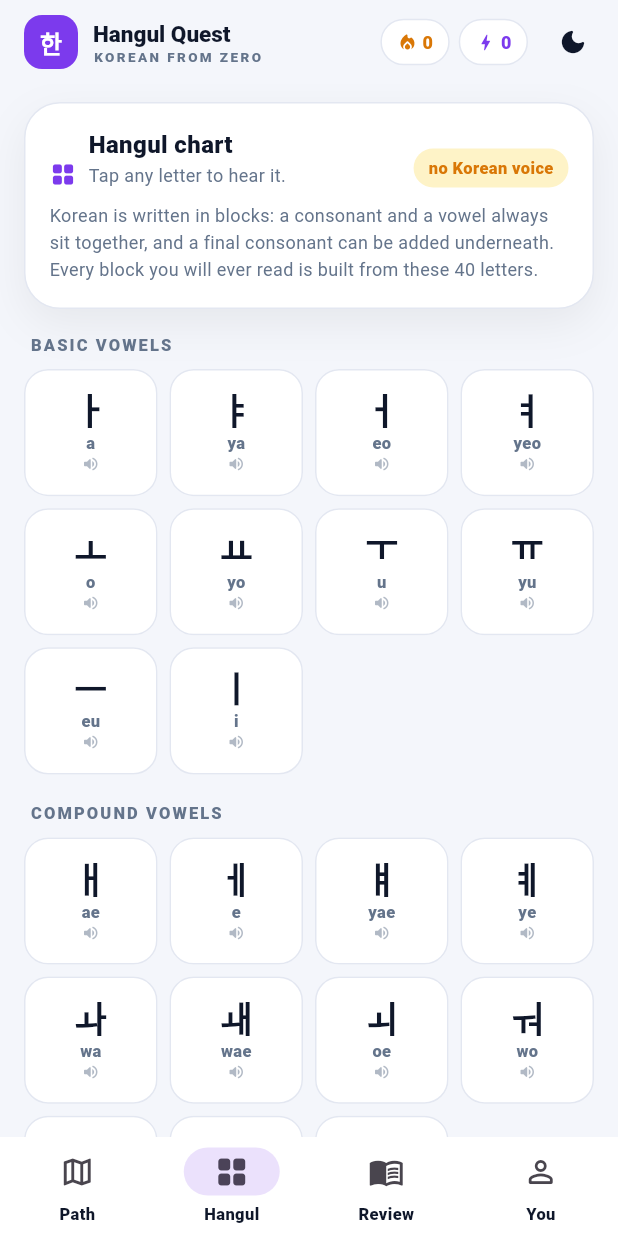
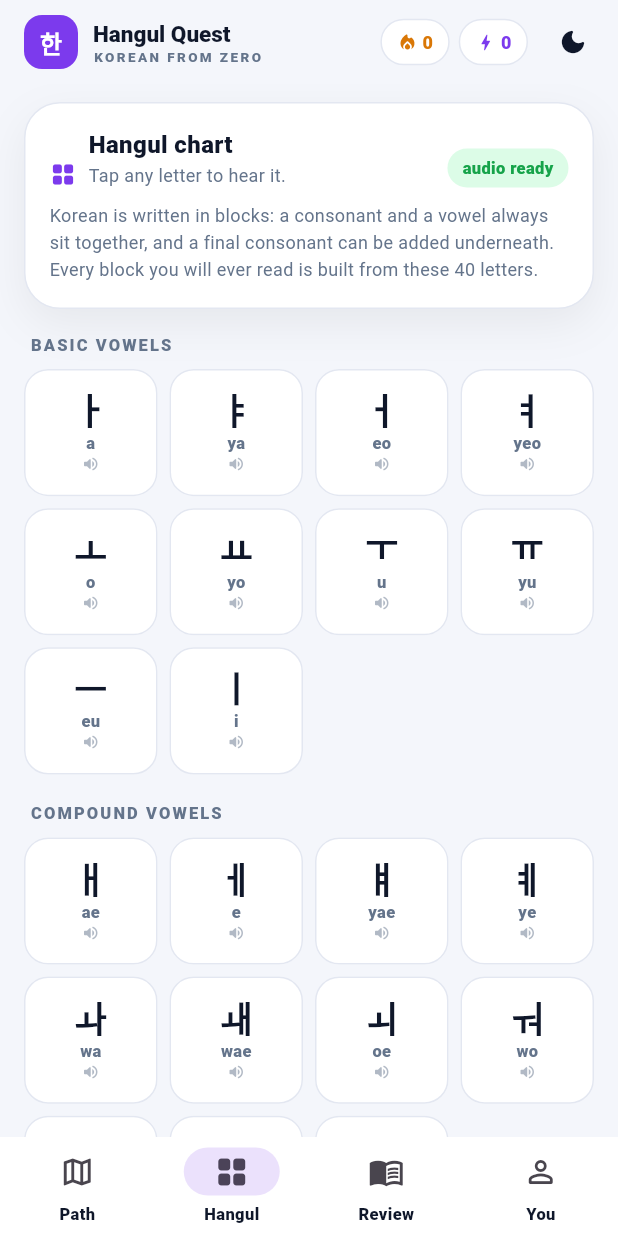
Before and after one commit to seyedmohammadsinahosseini/hangul-quest, a Flutter app: the screen it shows after launch, item 2 of the bottom bar chosen, on a phone screen of 412 x 824 dp. Run offline on Flutter 3.47's test engine with Material 3 defaults, Android fonts, the phone set to English and light mode, and no system bars; our stand-ins replace flutter_tts, shared_preferences.

Commit message:
fix(mobile): make the Korean audio buttons actually speak
The speech service trusted getLanguages, never set an iOS audio-session
category (so the ring/silent switch muted it), stacked utterances on Android
and swallowed every error — a failed tap produced no sound and no feedback.

- verify the voice with isLanguageAvailable and fall back to any ko* voice
- use the iOS .playback category with duckOthers/mixWithOthers
- replace the Android queue instead of stacking utterances
- bound every channel call with a timeout so a hung engine cannot stall the UI
- expose TtsStatus/lastError and show install instructions on a failed tap
- verify the Android TTS_SERVICE manifest patch in setup.sh / setup.bat
- pin flutter_tts 4.2.5, commit pubspec.lock and drop it from .gitignore

```diff
--- a/mobile/lib/screens/alphabet_screen.dart
+++ b/mobile/lib/screens/alphabet_screen.dart
@@ -25,7 +25,15 @@ class _AlphabetScreenState extends State<AlphabetScreen> {
             crossAxisAlignment: CrossAxisAlignment.start,
             children: [
               SectionTitle('Hangul chart', sub: 'Tap any letter to hear it.', icon: Icons.grid_view_rounded,
-                  trailing: Tts.available ? const Pill('audio ready', tone: PillTone.good) : const Pill('no Korean voice', tone: PillTone.warn)),
+                  trailing: ValueListenableBuilder<TtsStatus>(
+                      valueListenable: Tts.status,
+                      builder: (context, status, _) => switch (status) {
+                        TtsStatus.ready => const Pill('audio ready', tone: PillTone.good),
+                        TtsStatus.pending => const Pill('checking audio…'),
+                        TtsStatus.missingVoice => const Pill('tap a letter to read it', tone: PillTone.warn),
+                        TtsStatus.unavailable => const Pill('audio unavailable', tone: PillTone.bad),
+                      }),
+                  ),
               Text(
                 'Korean is written in blocks: a consonant and a vowel always sit together, and a final consonant can be added underneath. Every block you will ever read is built from these 40 letters.',
                 style: TextStyle(fontSize: 12, height: 1.5, color: context.hq.muted),
@@ -53,7 +61,7 @@ class _AlphabetScreenState extends State<AlphabetScreen> {
                   active: _active == item,
                   onTap: () {
                     setState(() => _active = item);
-                    Tts.speak(item.split(' ').first);
+                    speakWithFeedback(context, item.split(' ').first);
                   },
                 ),
             ],
@@ -111,7 +119,12 @@ class _LetterTile extends StatelessWidget {
       child: InkWell(
         borderRadius: BorderRadius.circular(16),
         onTap: onTap,
+        child: Padding(
+          padding: const EdgeInsets.all(6),
+          child: FittedBox(
+            fit: BoxFit.scaleDown,
             child: Column(
+              mainAxisSize: MainAxisSize.min,
               mainAxisAlignment: MainAxisAlignment.center,
               children: [
                 Text(parts[0], style: const TextStyle(fontSize: 24, fontWeight: FontWeight.w800, height: 1)),
@@ -121,6 +134,8 @@ class _LetterTile extends StatelessWidget {
               ],
             ),
           ),
+        ),
+      ),
     );
   }
 }
--- a/mobile/lib/screens/review_screen.dart
+++ b/mobile/lib/screens/review_screen.dart
@@ -1,7 +1,6 @@
 import 'package:flutter/material.dart';
 
 import '../main.dart';
-import '../services/tts.dart';
 import '../state/app_state.dart';
 import '../theme.dart';
 import '../widgets/ui.dart';
@@ -175,7 +174,7 @@ class _ReviewScreenState extends State<ReviewScreen> {
                 borderRadius: BorderRadius.circular(16),
                 onTap: () {
                   setState(() => _revealed = true);
-                  Tts.speak(card.card.ko);
+                  speakWithFeedback(context, card.card.ko);
                 },
                 child: Container(
                   width: double.infinity,
--- a/mobile/lib/services/tts.dart
+++ b/mobile/lib/services/tts.dart
@@ -1,49 +1,195 @@
+import 'package:flutter/foundation.dart';
 import 'package:flutter_tts/flutter_tts.dart';
 
-/// Korean text-to-speech. Fails silently if the device has no ko-KR voice.
+/// How usable the device's speech engine currently is.
+enum TtsStatus {
+  /// [Tts.init] has not finished yet.
+  pending,
+
+  /// A Korean voice was found and the engine accepted it — audio should work.
+  ready,
+
+  /// The engine works, but it has no Korean voice installed. Korean text is
+  /// still sent to the engine (multi-lingual voices do speak it) and the UI
+  /// shows the written word as a fallback.
+  missingVoice,
+
+  /// The platform refused to start a speech engine at all.
+  unavailable,
+}
+
+/// Korean text-to-speech.
+///
+/// Several things used to make this silently produce no sound on real devices:
+///
+/// 1. On Android 11+ the app cannot even see the TTS service without a
+///    `<queries><intent><action android:name="android.intent.action.TTS_SERVICE"/>`
+///    block in `AndroidManifest.xml` (see `setup.sh` / `setup.bat`).
+/// 2. On iOS the default audio-session category is silenced by the ring/silent
+///    switch, so speech needs an explicit `playback` category.
+/// 3. A voice listed by `getLanguages` is not necessarily *installed*: calling
+///    `setLanguage` with an unavailable locale makes `speak` a no-op, so the
+///    word is verified with `isLanguageAvailable` and a `ko*` voice is used as
+///    a fallback.
+/// 4. Constructing the plugin (or any channel call) can hang or throw. Every
+///    step below is wrapped with a timeout, so the UI can always fall back to
+///    showing the word instead of sitting on "checking audio…".
+///
+/// Failures are recorded in [lastError] and published through [status] so the
+/// UI can explain what happened rather than staying silent.
 class Tts {
   Tts._();
-  static final FlutterTts _tts = FlutterTts();
-  // Share the in-flight initialization as well as the completed result. A bool
-  // set before the first await let a quick tap call speak() before ko-KR had
-  // actually been selected, which could result in silence on a cold start.
-  static Future<void>? _initialization;
-  static bool available = false;
 
-  static Future<void> init() => _initialization ??= _configure();
+  static FlutterTts? _engine;
+  static Future<void>? _initFuture;
+
+  static final ValueNotifier<TtsStatus> status = ValueNotifier<TtsStatus>(TtsStatus.pending);
+
+  /// True while an utterance is actually being spoken (drives button feedback).
+  static final ValueNotifier<bool> speaking = ValueNotifier<bool>(false);
+
+  /// Most recent platform error, if any. Handy in bug reports.
+  static String? lastError;
+
+  /// The Korean locale the engine accepted, re-applied before each utterance.
+  static String? _selectedLocale;
+
+  /// Whether speech is expected to be audible right now.
+  static bool get available => status.value == TtsStatus.ready;
+
+  /// Idempotent: concurrent callers share a single handshake.
+  static Future<void> init() => _initFuture ??= _configure();
 
   static Future<void> _configure() async {
     try {
-      final langs = await _tts.getLanguages;
-      if (langs is List) {
-        available = langs.any((l) => l.toString().toLowerCase().startsWith('ko'));
-      }
-      await _tts.setLanguage('ko-KR');
-      await _tts.setSpeechRate(0.45);
-      await _tts.setPitch(1.0);
-      await _tts.awaitSpeakCompletion(false);
-    } catch (_) {
-      available = false;
+      await _configureEngine().timeout(
+        const Duration(seconds: 5),
+        onTimeout: () {
+          lastError ??= 'TTS handshake timed out';
+          if (status.value == TtsStatus.pending) status.value = TtsStatus.missingVoice;
+        },
+      );
+    } catch (error) {
+      lastError = '$error';
+      status.value = TtsStatus.unavailable;
     }
   }
 
-  static Future<void> speak(String text, {double rate = 0.45}) async {
-    if (text.trim().isEmpty) return;
+  static Future<void> _configureEngine() async {
+    FlutterTts engine;
     try {
-      // Wait for the same setup started during app launch, rather than racing it.
-      await init();
-      await _tts.stop();
-      // Reassert the language immediately before each utterance: some Android
-      // engines reset their voice after stop() or when the app resumes.
-      await _tts.setLanguage('ko-KR');
-      await _tts.setSpeechRate(rate);
-      await _tts.speak(text);
-    } catch (_) {}
+      engine = _engine ??= FlutterTts();
+    } catch (error) {
+      // No messenger / no plugin: nothing can ever be spoken on this platform.
+      lastError = '$error';
+      status.value = TtsStatus.unavailable;
+      return;
+    }
+
+    engine.setStartHandler(() => speaking.value = true);
+    engine.setCompletionHandler(() => speaking.value = false);
+    engine.setCancelHandler(() => speaking.value = false);
+    engine.setErrorHandler((message) {
+      lastError = '$message';
+      speaking.value = false;
+    });
+
+    // Report the engine's own result code instead of awaiting a whole
+    // utterance: a stuck engine would otherwise block the caller forever.
+    await _call((e) => e.awaitSpeakCompletion(false));
+
+    // --- iOS / macOS: keep audio audible with the silent switch on ---------
+    if (defaultTargetPlatform == TargetPlatform.iOS || defaultTargetPlatform == TargetPlatform.macOS) {
+      await _call((e) => e.setSharedInstance(true));
+      await _call((e) => e.setIosAudioCategory(
+            IosTextToSpeechAudioCategory.playback,
+            <IosTextToSpeechAudioCategoryOptions>[
+              IosTextToSpeechAudioCategoryOptions.duckOthers,
+              IosTextToSpeechAudioCategoryOptions.mixWithOthers,
+            ],
+            IosTextToSpeechAudioMode.voicePrompt,
+          ));
+    }
+
+    // --- Android: replace the queue instead of stacking utterances --------
+    if (defaultTargetPlatform == TargetPlatform.android) {
+      await _call((e) => e.setQueueMode(0));
+    }
+
+    await _call((e) => e.setVolume(1));
+    await _call((e) => e.setPitch(1));
+    await _call((e) => e.setSpeechRate(0.45));
+
+    final hasKorean = await _selectKoreanVoice();
+    status.value = hasKorean ? TtsStatus.ready : TtsStatus.missingVoice;
+  }
+
+  /// Picks an installed Korean voice. Returns false when the device has none.
+  static Future<bool> _selectKoreanVoice() async {
+    for (final locale in const <String>['ko-KR', 'ko']) {
+      if (_truthy(await _call((e) => e.isLanguageAvailable(locale)))) {
+        if (_truthy(await _call((e) => e.setLanguage(locale)))) return true;
+      }
+    }
+
+    // Some engines only expose the locale through their language list
+    // (e.g. "ko-KR-language" on older Samsung builds).
+    final languages = await _call((e) => e.getLanguages);
+    if (languages is List) {
+      for (final language in languages) {
+        if (language.toString().toLowerCase().startsWith('ko')) {
+          if (_truthy(await _call((e) => e.setLanguage(language.toString())))) {
+            _selectedLocale = language.toString();
+            return true;
+          }
+          break;
+        }
+      }
+    }
+
+    return false;
+  }
+
+  /// Speaks [text] and reports whether the engine accepted the request.
+  ///
+  /// Returns `false` (rather than throwing) so call sites can show a hint.
+  static Future<bool> speak(String text, {double rate = 0.45}) async {
+    final value = text.trim();
+    if (value.isEmpty) return false;
+
+    await init().timeout(const Duration(seconds: 8), onTimeout: () {});
+
+    await _call((e) => e.stop());
+    // Re-assert the voice before every utterance: some Android engines reset
+    // their language after stop() or when the app resumes from the background.
+    if (_selectedLocale != null) await _call((e) => e.setLanguage(_selectedLocale!));
+    await _call((e) => e.setSpeechRate(rate));
+    final result = await _call((e) => e.speak(value), timeout: const Duration(seconds: 3));
+
+    final ok = _truthy(result);
+    if (!ok) lastError ??= 'speak() returned $result';
+    return ok;
   }
 
   static Future<void> stop() async {
+    await _call((e) => e.stop());
+    speaking.value = false;
+  }
+
+  /// Runs [body] against the engine, bounded by [timeout]. Returns null on any
+  /// failure (missing plugin, platform exception or a hung engine).
+  static Future<dynamic> _call(
+    Future<dynamic> Function(FlutterTts engine) body, {
+    Duration timeout = const Duration(milliseconds: 1200),
+  }) async {
     try {
-      await _tts.stop();
-    } catch (_) {}
+      return await body(_engine ??= FlutterTts()).timeout(timeout);
+    } catch (error) {
+      lastError = '$error';
+      return null;
+    }
   }
+
+  /// Plugin results are `1` / `true` on success and `0` / `false` otherwise.
+  static bool _truthy(Object? value) => value == true || value == 1 || value == '1';
 }
--- a/mobile/pubspec.yaml
+++ b/mobile/pubspec.yaml
@@ -1,7 +1,7 @@
 name: hangul_quest
 description: Learn Korean from zero - hangul, words, grammar and sentences taught with quizzes, games and a 70% mastery roadmap.
 publish_to: "none"
-version: 1.0.0+1
+version: 1.0.1+2
 
 environment:
   sdk: ">=3.3.0 <4.0.0"
@@ -10,7 +10,7 @@ dependencies:
   flutter:
     sdk: flutter
   shared_preferences: ^2.3.2
-  flutter_tts: ^4.0.2
+  flutter_tts: ^4.2.5
 
 dev_dependencies:
   flutter_test:
```
Also changed, not shown: mobile/lib/widgets/ui.dart (+153 -11 lines), mobile/pubspec.lock (added), 3 other files. Lines whose indentation alone changed are shown as unchanged.
